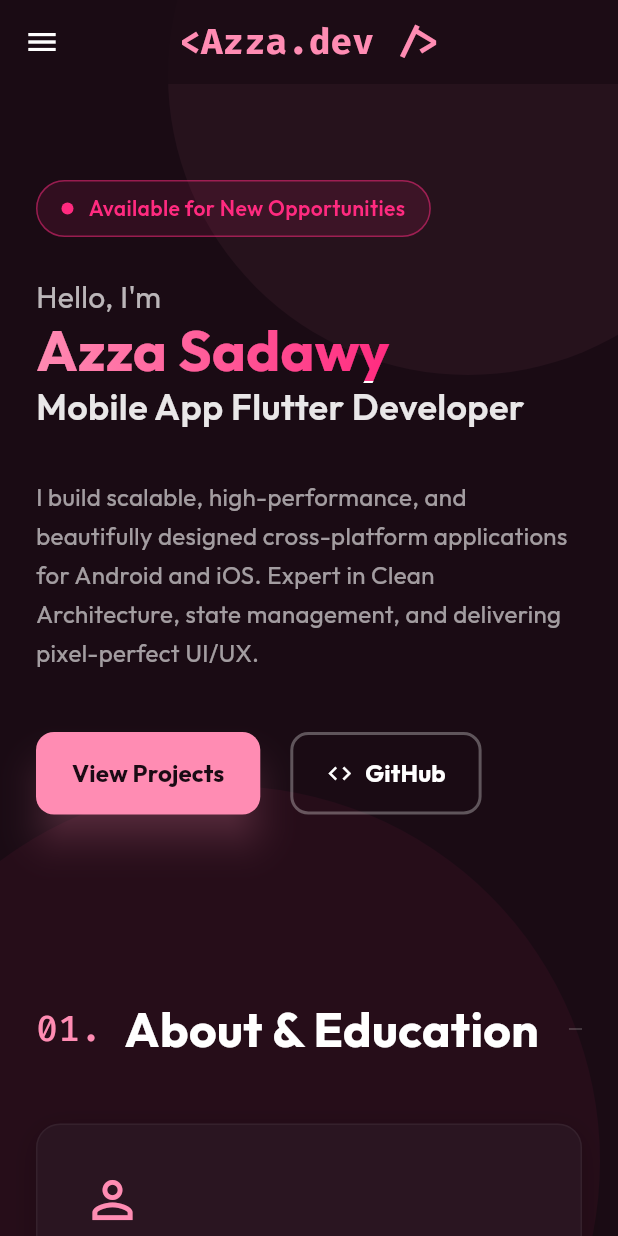
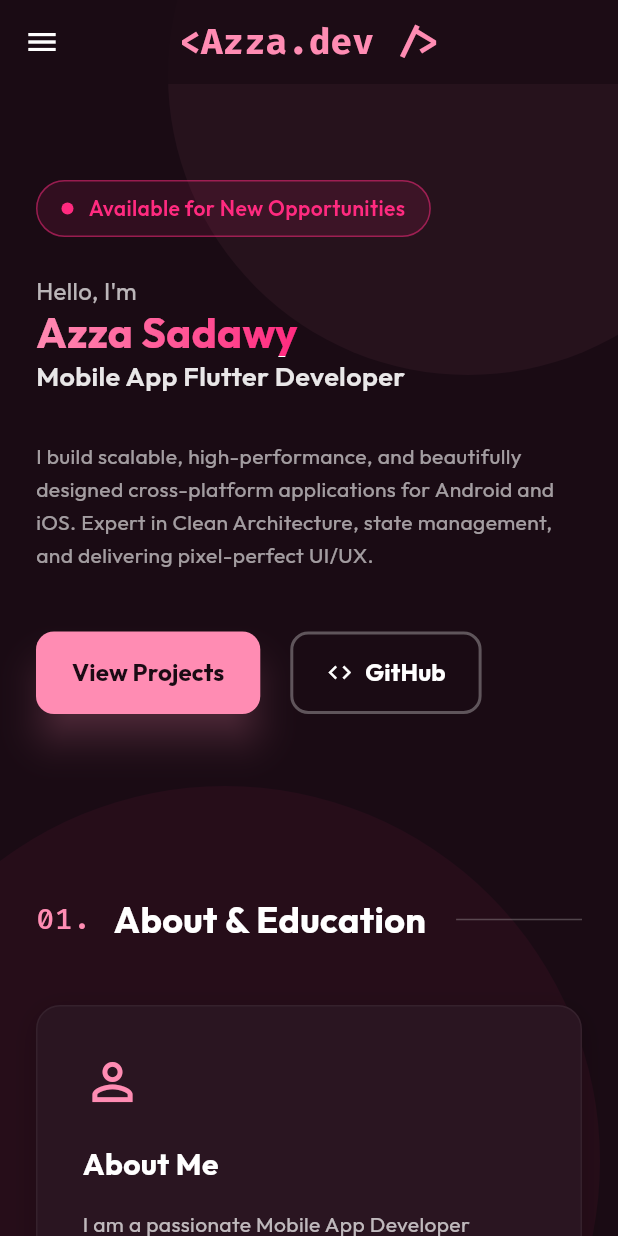
Before and after one commit to azzas7dawy/azzas7dawy.github.io, a Flutter app: the screen it shows after launch, on a phone screen of 412 x 824 dp. Run offline on Flutter 3.47's test engine with Material 3 defaults, Android fonts, the phone set to English and light mode, and no system bars; drawn by our look-alikes of flutter_animate; our stand-ins replace chewie, google_fonts, video_player, visibility_detector.

Commit message:
chore: responsive font sizing for mobile

```diff
--- a/lib/main.dart
+++ b/lib/main.dart
@@ -332,7 +332,7 @@ class _PortfolioHomePageState extends State<PortfolioHomePage> {
                   Text(
                     'Hello, I\'m',
                     style: TextStyle(
-                      fontSize: isMobile ? 20 : 28,
+                      fontSize: isMobile ? 16 : 28,
                       color: Colors.white70,
                     ),
                   ).animate().fade(delay: 200.ms),
@@ -346,7 +346,7 @@ class _PortfolioHomePageState extends State<PortfolioHomePage> {
                         child: Text(
                           'Azza Sadawy',
                           style: GoogleFonts.outfit(
-                            fontSize: isMobile ? 38 : 80,
+                            fontSize: isMobile ? 28 : 80,
                             fontWeight: FontWeight.bold,
                             color: Colors.white,
                             height: 1.1,
@@ -360,7 +360,7 @@ class _PortfolioHomePageState extends State<PortfolioHomePage> {
                   Text(
                     'Mobile App Flutter Developer',
                     style: GoogleFonts.outfit(
-                      fontSize: isMobile ? 24 : 40,
+                      fontSize: isMobile ? 18 : 40,
                       fontWeight: FontWeight.w600,
                       color: Colors.white.withOpacity(0.9),
                     ),
@@ -372,7 +372,7 @@ class _PortfolioHomePageState extends State<PortfolioHomePage> {
                     child: Text(
                       'I build scalable, high-performance, and beautifully designed cross-platform applications for Android and iOS. Expert in Clean Architecture, state management, and delivering pixel-perfect UI/UX.',
                       style: TextStyle(
-                        fontSize: isMobile ? 16 : 20,
+                        fontSize: isMobile ? 14 : 20,
                         color: Colors.white60,
                         height: 1.6,
                       ),
@@ -516,7 +516,7 @@ class _PortfolioHomePageState extends State<PortfolioHomePage> {
           const Text(
             'About Me',
             style: TextStyle(
-              fontSize: 24,
+              fontSize: isMobile ? 20 : 24,
               fontWeight: FontWeight.bold,
               color: Colors.white,
             ),
@@ -525,7 +525,7 @@ class _PortfolioHomePageState extends State<PortfolioHomePage> {
           const Text(
             'I am a passionate Mobile App Developer dedicated to crafting exceptional mobile experiences. I specialize in Flutter and Dart, focusing on writing clean, scalable, and maintainable code using advanced design patterns.',
             style: TextStyle(
-              fontSize: 16,
+              fontSize: isMobile ? 14 : 16,
               color: Colors.white70,
               height: 1.6,
             ),
@@ -549,7 +549,7 @@ class _PortfolioHomePageState extends State<PortfolioHomePage> {
           const Text(
             'Education & Training',
             style: TextStyle(
-              fontSize: 24,
+              fontSize: isMobile ? 20 : 24,
               fontWeight: FontWeight.bold,
               color: Colors.white,
             ),
@@ -604,6 +604,7 @@ class _PortfolioHomePageState extends State<PortfolioHomePage> {
 
   // --- 3. EXPERIENCE ---
   Widget _buildExperienceSection() {
+    final isMobile = MediaQuery.of(context).size.width < 900;
     return Column(
       crossAxisAlignment: CrossAxisAlignment.start,
       children: [
@@ -622,7 +623,7 @@ class _PortfolioHomePageState extends State<PortfolioHomePage> {
                   const Text(
                     'Flutter Developer',
                     style: TextStyle(
-                      fontSize: 22,
+                      fontSize: isMobile ? 18 : 22,
                       fontWeight: FontWeight.bold,
                       color: Colors.white,
                     ),
@@ -650,7 +651,7 @@ class _PortfolioHomePageState extends State<PortfolioHomePage> {
               const Text(
                 'Captain App – Delivery & Ride Management Platform',
                 style: TextStyle(
-                  fontSize: 18,
+                  fontSize: isMobile ? 16 : 18,
                   color: Color(0xFFFF2A7F),
                   fontWeight: FontWeight.w500,
                 ),
@@ -692,7 +693,7 @@ class _PortfolioHomePageState extends State<PortfolioHomePage> {
                   const Text(
                     'Flutter Developer',
                     style: TextStyle(
-                      fontSize: 22,
+                      fontSize: isMobile ? 18 : 22,
                       fontWeight: FontWeight.bold,
                       color: Colors.white,
                     ),
@@ -720,7 +721,7 @@ class _PortfolioHomePageState extends State<PortfolioHomePage> {
               const Text(
                 'Al-Doody Egypt – Multi-Service Delivery & Ride App',
                 style: TextStyle(
-                  fontSize: 18,
+                  fontSize: isMobile ? 16 : 18,
                   color: Color(0xFFFF2A7F),
                   fontWeight: FontWeight.w500,
                 ),
@@ -762,7 +763,7 @@ class _PortfolioHomePageState extends State<PortfolioHomePage> {
                   const Text(
                     'Freelance Flutter Developer',
                     style: TextStyle(
-                      fontSize: 22,
+                      fontSize: isMobile ? 18 : 22,
                       fontWeight: FontWeight.bold,
                       color: Colors.white,
                     ),
@@ -790,7 +791,7 @@ class _PortfolioHomePageState extends State<PortfolioHomePage> {
               const Text(
                 'Sabooba App Team',
                 style: TextStyle(
-                  fontSize: 18,
+                  fontSize: isMobile ? 16 : 18,
                   color: Color(0xFFFF2A7F),
                   fontWeight: FontWeight.w500,
                 ),
@@ -1278,13 +1279,14 @@ class _PortfolioHomePageState extends State<PortfolioHomePage> {
 
   // --- HELPERS ---
   Widget _sectionHeader(String number, String title) {
+    final isMobile = MediaQuery.of(context).size.width < 900;
     return Row(
       crossAxisAlignment: CrossAxisAlignment.center,
       children: [
         Text(
           number,
           style: GoogleFonts.firaCode(
-            fontSize: 24,
+            fontSize: isMobile ? 20 : 24,
             color: const Color(0xFFFF8CB3),
             fontWeight: FontWeight.w500,
           ),
@@ -1292,8 +1294,8 @@ class _PortfolioHomePageState extends State<PortfolioHomePage> {
         const SizedBox(width: 15),
         Text(
           title,
-          style: const TextStyle(
-            fontSize: 32,
+          style: TextStyle(
+            fontSize: isMobile ? 24 : 32,
             fontWeight: FontWeight.bold,
             color: Colors.white,
           ),
@@ -1392,6 +1394,7 @@ class _PortfolioHomePageState extends State<PortfolioHomePage> {
   }
 
   Widget _bulletPoint(String text) {
+    final isMobile = MediaQuery.of(context).size.width < 900;
     return Padding(
       padding: const EdgeInsets.only(bottom: 12),
       child: Row(
@@ -1406,7 +1409,7 @@ class _PortfolioHomePageState extends State<PortfolioHomePage> {
             child: Text(
               text,
               style: TextStyle(
-                fontSize: 16,
+                fontSize: isMobile ? 14 : 16,
                 color: Colors.white.withOpacity(0.8),
                 height: 1.5,
               ),
```
